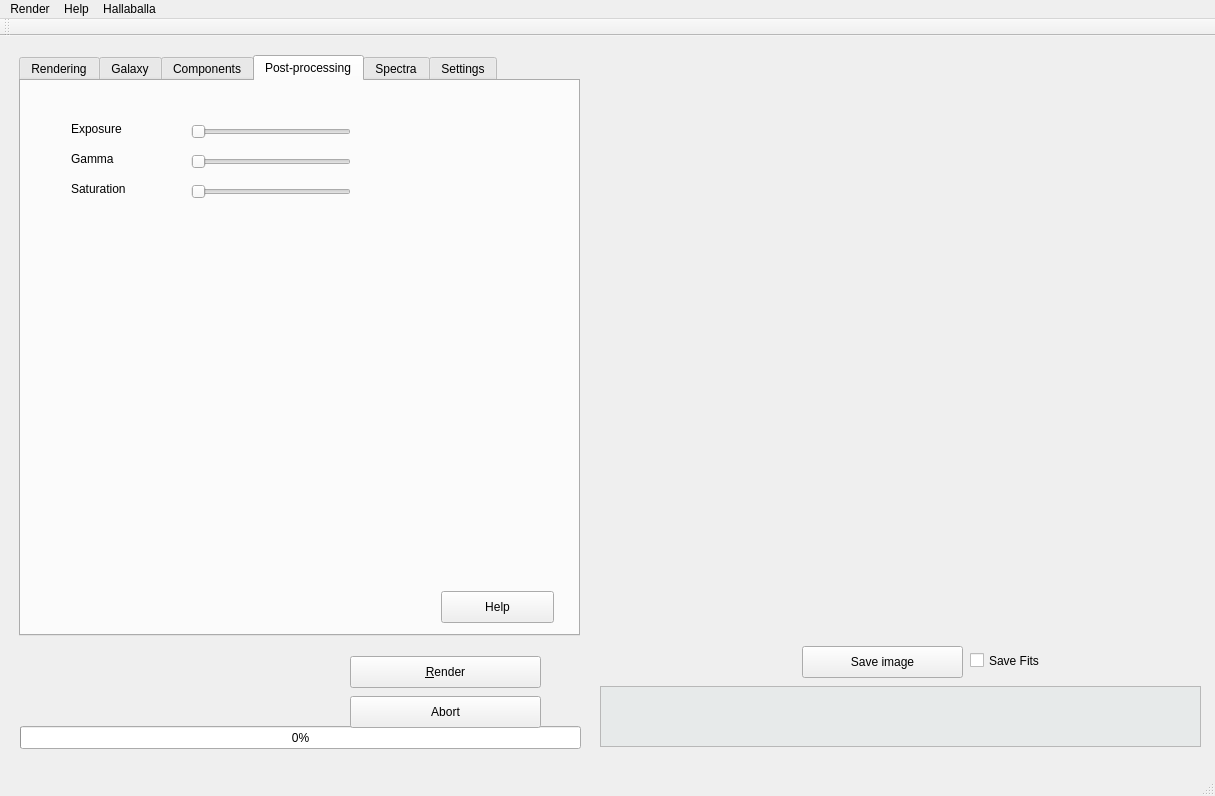
Above: mainwindow.ui from leuat/gamer before the change. Below: the same form after it.
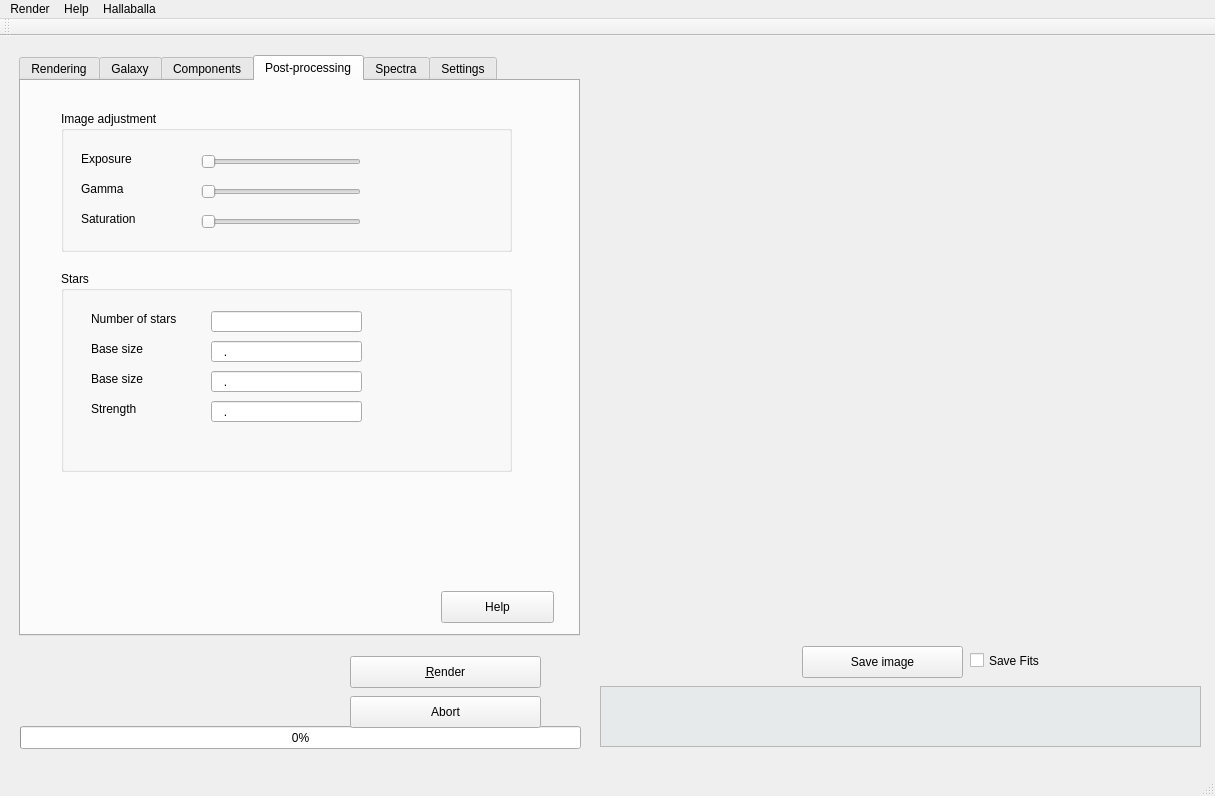
That is the form after the change. The open tabs and pages were chosen to show the change. Icons and pictures are not drawn. Custom widgets are drawn as their Qt base class.

Commit message: Stars, started queue work

Patch:
```diff
--- a/mainwindow.ui
+++ b/mainwindow.ui
@@ -920,10 +920,51 @@
      <attribute name="title">
       <string>Post-processing</string>
      </attribute>
+     <widget class="QPushButton" name="btnHelpPostProcessing">
+      <property name="geometry">
+       <rect>
+        <x>420</x>
+        <y>510</y>
+        <width>113</width>
+        <height>32</height>
+       </rect>
+      </property>
+      <property name="text">
+       <string>Help</string>
+      </property>
+     </widget>
+     <widget class="QGroupBox" name="groupBox_5">
+      <property name="geometry">
+       <rect>
+        <x>40</x>
+        <y>30</y>
+        <width>451</width>
+        <height>141</height>
+       </rect>
+      </property>
+      <property name="title">
+       <string>Image adjustment</string>
+      </property>
+      <widget class="QSlider" name="hsSaturation">
+       <property name="geometry">
+        <rect>
+         <x>140</x>
+         <y>100</y>
+         <width>160</width>
+         <height>22</height>
+        </rect>
+       </property>
+       <property name="maximum">
+        <number>100</number>
+       </property>
+       <property name="orientation">
+        <enum>Qt::Horizontal</enum>
+       </property>
+      </widget>
      <widget class="QLabel" name="label_30">
       <property name="geometry">
        <rect>
-        <x>50</x>
+         <x>20</x>
         <y>40</y>
         <width>60</width>
         <height>16</height>
@@ -936,7 +977,7 @@
      <widget class="QSlider" name="hsExposure">
       <property name="geometry">
        <rect>
-        <x>170</x>
+         <x>140</x>
         <y>40</y>
         <width>160</width>
         <height>22</height>
@@ -949,10 +990,26 @@
        <enum>Qt::Horizontal</enum>
       </property>
      </widget>
+      <widget class="QSlider" name="hsGamma">
+       <property name="geometry">
+        <rect>
+         <x>140</x>
+         <y>70</y>
+         <width>160</width>
+         <height>22</height>
+        </rect>
+       </property>
+       <property name="maximum">
+        <number>100</number>
+       </property>
+       <property name="orientation">
+        <enum>Qt::Horizontal</enum>
+       </property>
+      </widget>
      <widget class="QLabel" name="label_31">
       <property name="geometry">
        <rect>
-        <x>50</x>
+         <x>20</x>
         <y>70</y>
         <width>60</width>
         <height>16</height>
@@ -962,26 +1019,10 @@
        <string>Gamma</string>
       </property>
      </widget>
-     <widget class="QSlider" name="hsGamma">
-      <property name="geometry">
-       <rect>
-        <x>170</x>
-        <y>70</y>
-        <width>160</width>
-        <height>22</height>
-       </rect>
-      </property>
-      <property name="maximum">
-       <number>100</number>
-      </property>
-      <property name="orientation">
-       <enum>Qt::Horizontal</enum>
-      </property>
-     </widget>
      <widget class="QLabel" name="label_32">
       <property name="geometry">
        <rect>
-        <x>50</x>
+         <x>20</x>
         <y>100</y>
         <width>71</width>
         <height>16</height>
@@ -991,34 +1032,129 @@
        <string>Saturation</string>
       </property>
      </widget>
-     <widget class="QSlider" name="hsSaturation">
+     </widget>
+     <widget class="QGroupBox" name="groupBox_6">
       <property name="geometry">
        <rect>
-        <x>170</x>
+        <x>40</x>
+        <y>190</y>
+        <width>451</width>
+        <height>201</height>
+       </rect>
+      </property>
+      <property name="title">
+       <string>Stars</string>
+      </property>
+      <widget class="QLabel" name="label_39">
+       <property name="geometry">
+        <rect>
+         <x>30</x>
+         <y>40</y>
+         <width>111</width>
+         <height>16</height>
+        </rect>
+       </property>
+       <property name="text">
+        <string>Number of stars</string>
+       </property>
+      </widget>
+      <widget class="QLineEdit" name="leNoStars">
+       <property name="geometry">
+        <rect>
+         <x>150</x>
+         <y>40</y>
+         <width>151</width>
+         <height>21</height>
+        </rect>
+       </property>
+       <property name="inputMask">
+        <string>000000</string>
+       </property>
+      </widget>
+      <widget class="QLabel" name="label_40">
+       <property name="geometry">
+        <rect>
+         <x>30</x>
+         <y>70</y>
+         <width>111</width>
+         <height>16</height>
+        </rect>
+       </property>
+       <property name="text">
+        <string>Base size</string>
+       </property>
+      </widget>
+      <widget class="QLineEdit" name="leBaseSize">
+       <property name="geometry">
+        <rect>
+         <x>150</x>
+         <y>70</y>
+         <width>151</width>
+         <height>21</height>
+        </rect>
+       </property>
+       <property name="inputMask">
+        <string>000.00</string>
+       </property>
+      </widget>
+      <widget class="QLineEdit" name="leSpreadSize">
+       <property name="geometry">
+        <rect>
+         <x>150</x>
         <y>100</y>
-        <width>160</width>
-        <height>22</height>
-       </rect>
-      </property>
-      <property name="maximum">
-       <number>100</number>
-      </property>
-      <property name="orientation">
-       <enum>Qt::Horizontal</enum>
-      </property>
-     </widget>
-     <widget class="QPushButton" name="btnHelpPostProcessing">
+         <width>151</width>
+         <height>21</height>
+        </rect>
+       </property>
+       <property name="inputMask">
+        <string>000.00</string>
+       </property>
+       <property name="text">
+        <string>.</string>
+       </property>
+      </widget>
+      <widget class="QLabel" name="label_41">
       <property name="geometry">
        <rect>
-        <x>420</x>
-        <y>510</y>
-        <width>113</width>
-        <height>32</height>
+         <x>30</x>
+         <y>100</y>
+         <width>111</width>
+         <height>16</height>
        </rect>
       </property>
       <property name="text">
-       <string>Help</string>
-      </property>
+        <string>Base size</string>
+       </property>
+      </widget>
+      <widget class="QLabel" name="label_42">
+       <property name="geometry">
+        <rect>
+         <x>30</x>
+         <y>130</y>
+         <width>111</width>
+         <height>16</height>
+        </rect>
+       </property>
+       <property name="text">
+        <string>Strength</string>
+       </property>
+      </widget>
+      <widget class="QLineEdit" name="leStarStrength">
+       <property name="geometry">
+        <rect>
+         <x>150</x>
+         <y>130</y>
+         <width>151</width>
+         <height>21</height>
+        </rect>
+       </property>
+       <property name="inputMask">
+        <string>000.00</string>
+       </property>
+       <property name="text">
+        <string>.</string>
+       </property>
+      </widget>
      </widget>
     </widget>
     <widget class="QWidget" name="tab_4">
```
Left out of the diff: 2 changed lines with no effect on the pictures. Lines whose indentation alone changed are shown as unchanged. The commit also changes 11 other files.
